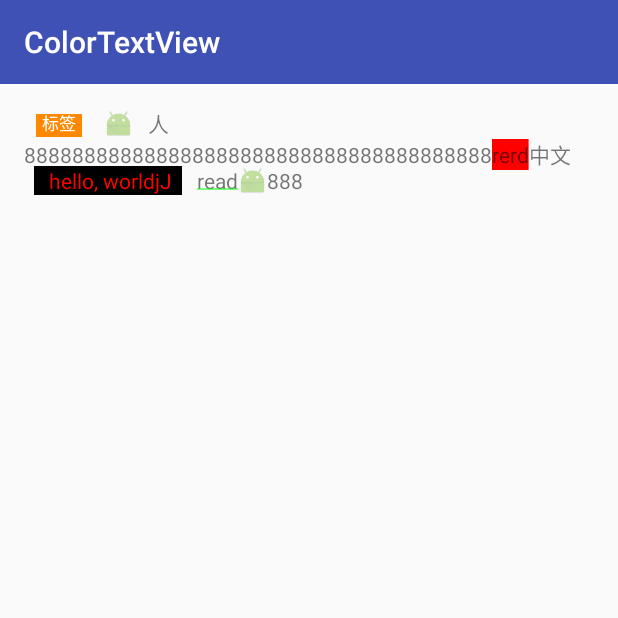
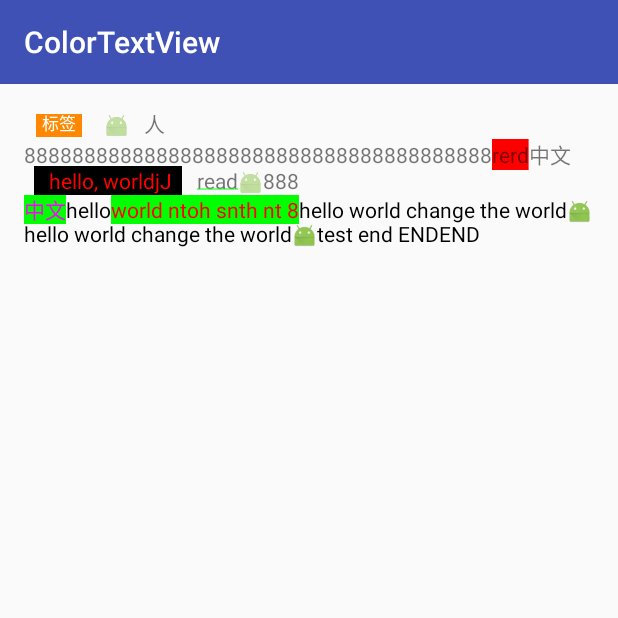
Before and after one commit to chujj/ColorTextView, an Android app: the screen it shows after launch (MainActivity), on a phone screen of 412 x 824 dp, the top half of it. Run offline under Robolectric (Android 15) with nearby library versions, the phone set to English and light mode, and no system bars; 4 statements that could not run were skipped.

Commit message:
add json support

```diff
--- a/app/build.gradle
+++ b/app/build.gradle
@@ -25,5 +25,6 @@ dependencies {
     testCompile 'junit:junit:4.12'
     compile 'com.android.support:appcompat-v7:23.1.1'
     compile 'com.android.support:design:23.1.1'
+    compile 'com.facebook.fresco:fresco:0.9.0'
     compile project(':colortextview')
 }
--- a/app/src/main/AndroidManifest.xml
+++ b/app/src/main/AndroidManifest.xml
@@ -2,6 +2,7 @@
 <manifest xmlns:android="http://schemas.android.com/apk/res/android"
     package="library.colortextview.example" >
 
+    <uses-permission android:name="android.permission.INTERNET"/>
     <application
         android:allowBackup="true"
         android:icon="@mipmap/ic_launcher"
--- /dev/null
+++ b/app/src/main/java/library/colortextview/example/FrescoBitmapFactory.java
@@ -0,0 +1,58 @@
+package library.colortextview.example;
+
+import android.graphics.Bitmap;
+import android.support.annotation.Nullable;
+
+import com.facebook.common.executors.CallerThreadExecutor;
+import com.facebook.common.references.CloseableReference;
+import com.facebook.datasource.DataSource;
+import com.facebook.drawee.backends.pipeline.Fresco;
+import com.facebook.imagepipeline.core.ImagePipeline;
+import com.facebook.imagepipeline.datasource.BaseBitmapDataSubscriber;
+import com.facebook.imagepipeline.image.CloseableImage;
+import com.facebook.imagepipeline.request.ImageRequest;
+
+import library.colortextview.view.JSONTextFormot;
+
+/**
+ * Created by zhujj on 16-1-16.
+ */
+public class FrescoBitmapFactory implements  JSONTextFormot.BitmapQueryFactory {
+
+    @Override
+    public JSONTextFormot.BitmapQuery create() {
+        return new MyBitmapQueier();
+    }
+
+
+    public class MyBitmapQueier extends JSONTextFormot.BitmapQuery {
+
+        @Override
+        public void start() {
+            ImagePipeline imagePipeline = Fresco.getImagePipeline();
+            DataSource<CloseableReference<CloseableImage>>
+                dataSource = imagePipeline.fetchDecodedImage(ImageRequest.fromUri(mUrl), this);
+
+            dataSource.subscribe(new BaseBitmapDataSubscriber() {
+
+                                     @Override
+                                     public void onNewResultImpl(@Nullable Bitmap bitmap) {
+                                         // You can use the bitmap in only limited ways
+                                         // No need to do any cleanup.
+
+                                         if (bitmap != null) {
+                                             Bitmap copy = Bitmap.createBitmap(bitmap);
+                                             MyBitmapQueier.this.onBitmapGet(bitmap);
+                                         }
+
+                                     }
+
+                                     @Override
+                                     public void onFailureImpl(DataSource dataSource) {
+                                         // No cleanup required here.
+                                     }
+                                 },
+                CallerThreadExecutor.getInstance());
+        }
+    }
+}
--- a/app/src/main/java/library/colortextview/example/MainActivity.java
+++ b/app/src/main/java/library/colortextview/example/MainActivity.java
@@ -5,22 +5,25 @@ import android.graphics.Canvas;
 import android.graphics.Paint;
 import android.graphics.drawable.Drawable;
 import android.os.Bundle;
-import android.support.design.widget.FloatingActionButton;
-import android.support.design.widget.Snackbar;
 import android.support.v7.app.AppCompatActivity;
 import android.support.v7.widget.Toolbar;
 import android.text.SpannableStringBuilder;
 import android.text.TextPaint;
 import android.text.style.BackgroundColorSpan;
-import android.text.style.ClickableSpan;
 import android.text.style.DynamicDrawableSpan;
-import android.view.View;
 import android.widget.TextView;
+
+import com.facebook.drawee.backends.pipeline.Fresco;
+
+import java.io.IOException;
+import java.io.InputStreamReader;
+import java.io.StringWriter;
 
 import library.colortextview.BoxModelSpanBuilder;
 import library.colortextview.FillHeightImageSpan;
 import library.colortextview.LabelSpan;
 import library.colortextview.SpanStr;
+import library.colortextview.view.ColorTextView;
 
 public class MainActivity extends AppCompatActivity {
     @Override
@@ -94,8 +97,30 @@ public class MainActivity extends AppCompatActivity {
 
         // init spans
         SpannableStringBuilder ssb = BoxModelSpanBuilder.build(strs);
+        ((TextView) this.findViewById(R.id.textview)).setText(ssb);
 
-            ((TextView) this.findViewById(R.id.textview)).setText(ssb);
+
+        Fresco.initialize(this);
+        ((ColorTextView) this.findViewById(R.id.colorTextView)).setColorText(new FrescoBitmapFactory(), readAssetString("str.json"), " ENDEND");
+    }
+
+    private String readAssetString(String filename) {
+        try {
+            InputStreamReader isr = new InputStreamReader(this.getResources().getAssets().open(filename));
+            StringWriter sw = new StringWriter();
+            char[] buff = new char[512];
+            int read = 0;
+            while((read = isr.read(buff, 0, 512)) > 0) {
+                sw.write(buff, 0, read);
+            }
+            isr.close();
+            return sw.toString();
+        } catch (IOException e) {
+            e.printStackTrace();
+        }
+
+
+        return "nothing";
     }
 
 }
--- a/app/src/main/res/layout/content_main.xml
+++ b/app/src/main/res/layout/content_main.xml
@@ -18,4 +18,13 @@
         android:text="Hello World!"
         android:layout_width="wrap_content"
         android:layout_height="wrap_content"/>
+
+    <library.colortextview.view.ColorTextView
+        android:id="@+id/colorTextView"
+        android:layout_width="wrap_content"
+        android:layout_height="wrap_content"
+        android:textColor="#000000"
+        android:text="hello"
+        android:layout_below="@+id/textview"/>
+
 </RelativeLayout>
--- a/colortextview/build.gradle
+++ b/colortextview/build.gradle
@@ -21,5 +21,6 @@ android {
 dependencies {
     compile fileTree(dir: 'libs', include: ['*.jar'])
     testCompile 'junit:junit:4.12'
+    compile 'com.google.code.gson:gson:2.5'
     compile 'com.android.support:appcompat-v7:23.1.1'
 }
--- a/colortextview/src/main/java/library/colortextview/FillHeightImageSpan.java
+++ b/colortextview/src/main/java/library/colortextview/FillHeightImageSpan.java
@@ -30,7 +30,7 @@ public class FillHeightImageSpan extends BoxModelSpan<FillHeightImageSpan> {
     @Override
     public int getSize(Paint paint, CharSequence text, int start, int end, Paint.FontMetricsInt fm) {
         Paint.FontMetricsInt fmi = paint.getFontMetricsInt();
-        int height = - fmi.top + fmi.bottom;
+        int height = - fmi.ascent + fmi.bottom;
         int width = (int) (1f * height / mBitmap.getHeight() * mBitmap.getWidth());
         mRect.set(0, 0, width, height);
         mRect.offset(mMargin.left, 0);
@@ -41,7 +41,7 @@ public class FillHeightImageSpan extends BoxModelSpan<FillHeightImageSpan> {
     @Override
     public void draw(Canvas canvas, CharSequence text, int start, int end, float x, int top, int y, int bottom, Paint paint) {
         canvas.save();
-        canvas.translate(x, y + paint.getFontMetricsInt().top);
+        canvas.translate(x, y + paint.getFontMetricsInt().ascent);
         canvas.drawBitmap(mBitmap, null, mRect, paint);
         canvas.restore();
     }
--- /dev/null
+++ b/colortextview/src/main/java/library/colortextview/view/ColorTextView.java
@@ -0,0 +1,40 @@
+package library.colortextview.view;
+
+import android.annotation.TargetApi;
+import android.content.Context;
+import android.os.Build;
+import android.util.AttributeSet;
+import android.widget.TextView;
+
+/**
+ * Created by zhujj on 16-1-16.
+ */
+public class ColorTextView extends TextView {
+
+    private JSONTextFormot mJSONTextFormot;
+
+    public ColorTextView(Context context) {
+        super(context);
+    }
+
+    public ColorTextView(Context context, AttributeSet attrs) {
+        super(context, attrs);
+    }
+
+    public ColorTextView(Context context, AttributeSet attrs, int defStyleAttr) {
+        super(context, attrs, defStyleAttr);
+    }
+
+    @TargetApi(Build.VERSION_CODES.LOLLIPOP)
+    public ColorTextView(Context context, AttributeSet attrs, int defStyleAttr, int defStyleRes) {
+        super(context, attrs, defStyleAttr, defStyleRes);
+    }
+
+
+    public void setColorText(JSONTextFormot.BitmapQueryFactory factory, String str, String appendText) {
+        if (mJSONTextFormot != null) {
+            mJSONTextFormot.stopAsync();
+        }
+        mJSONTextFormot = new JSONTextFormot(factory, this, str, appendText);
+    }
+}
--- /dev/null
+++ b/colortextview/src/main/java/library/colortextview/view/JSONTextFormot.java
@@ -0,0 +1,215 @@
+package library.colortextview.view;
+
+import android.graphics.Bitmap;
+import android.graphics.BitmapFactory;
+import android.os.Handler;
+import android.os.Looper;
+import android.text.TextUtils;
+import android.widget.TextView;
+
+import com.google.gson.Gson;
+import com.google.gson.reflect.TypeToken;
+
+import java.util.ArrayList;
+import java.util.HashMap;
+import java.util.List;
+
+import library.colortextview.BoxModelSpanBuilder;
+import library.colortextview.FillHeightImageSpan;
+import library.colortextview.LabelSpan;
+import library.colortextview.R;
+import library.colortextview.SpanStr;
+
+
+/**
+ * Created by zhujj on 16-1-16.
+ */
+public class JSONTextFormot {
+
+    private Holder mHolder;
+    public BitmapQueryFactory mBitmapQueryFactory;
+
+    public void stopAsync() {
+        mHolder.markStop();
+    }
+
+    public static interface BitmapQueryFactory {
+        public BitmapQuery create();
+    }
+
+    public static abstract class BitmapQuery {
+        protected String mUrl;
+        private Holder mHolder;
+        private BitmapQuery setHolder(Holder holder) {
+            mHolder = holder;
+            return this;
+        }
+        private BitmapQuery setUrl (String url) {
+            mUrl = url;
+            return this;
+        }
+
+        public abstract void start();
+
+
+        public void onBitmapGet(Bitmap bitmap) {
+            mHolder.setAsyncBitmap(mUrl, bitmap);
+        }
+
+    }
+
+    private final static String DefaltData = "";
+    private final Bitmap mDefaultBitmap;
+
+    private List<Font> mFontTree;
+
+    private class Holder implements  Runnable {
+        TextView tv;
+        Handler mHandler;
+        boolean finished;
+        boolean stop;
+        HashMap<String, Bitmap> map;
+
+        public Holder(String text, TextView aTv) {
+            finished = false;
+            stop = false;
+            tv = aTv;
+            map = new HashMap<>();
+            mHandler = new Handler(Looper.getMainLooper());
+        }
+
+        public void setFinish() {
+            finished = true;
+        }
+
+        public void setAsyncBitmap(String siu, Bitmap bitmap) {
+            if (bitmap == null) return;
+
+            if (stop) return;
+
+            map.put(siu, bitmap);
+            if (!finished) {
+                mHandler.postDelayed(this, 500);
+            } else {
+                refresh();
+            }
+        }
+
+        public void refresh() {
+            refreshTextView(this, tv, false);
+        }
+
+        @Override
+        public void run() {
+            if (stop) return;
+
+            if (!finished) {
+                mHandler.postDelayed(this, 500);
+            } else {
+                refresh();
+            }
+        }
+
+        public void setBitmap(String siu, Bitmap mDefaultBitmap) {
+            map.put(siu, mDefaultBitmap);
+        }
+
+        public Bitmap getBitmap(String url) {
+            return map.get(url);
+        }
+
+        public void markStop() {
+            stop = true;
+        }
+    }
+
+    public JSONTextFormot(BitmapQueryFactory factory, TextView viewById) {
+        this(factory, viewById, DefaltData);
+    }
+
+    public JSONTextFormot(BitmapQueryFactory factory, final TextView view, String json) {
+        this(factory, view, json, null);
+    }
+
+    public JSONTextFormot(BitmapQueryFactory factory, final TextView view, String json, String appendText) {
+        mBitmapQueryFactory = factory;
+        mDefaultBitmap = BitmapFactory.decodeResource(view.getContext().getResources(), R.drawable.ic_launcher);
+
+        String retval = null;
+        try {
+            mFontTree = new Gson().fromJson(json, new TypeToken<List<Font>>(){}.getType());
+            if (!TextUtils.isEmpty(appendText)) {
+                Font appendFont = new Font();
+                appendFont.type = Font.TEXT;
+                appendFont.message = appendText;
+                mFontTree.add(appendFont);
+            }
+
+        } catch (Exception e) {
+            retval = e.getMessage();
+            e.printStackTrace();
+        }
+
+        if (mFontTree == null) {
+            view.setText(retval);
+            return;
+        }
+
+
+        mHolder = new Holder(null, view);
+        refreshTextView(mHolder, view, true);
+        mHolder.setFinish();
+    }
+
+    private void refreshTextView(final Holder holder, TextView view, boolean fireBitmapReq) {
+        ArrayList<SpanStr> spans = new ArrayList<>();
+
+        // init span
+        for(Font font : mFontTree) {
+            if (font.type.equals(Font.TEXT)) {
+                String colorStr = font.color;
+                String bgStr = font.backgroundColor;
+
+                if (!TextUtils.isEmpty(colorStr) || !TextUtils.isEmpty(bgStr)) {
+                    LabelSpan unit = new LabelSpan(
+                        !TextUtils.isEmpty(colorStr), (Integer.parseInt(colorStr, 16) + 0xff000000),
+                        !TextUtils.isEmpty(bgStr) , (Integer.parseInt(bgStr, 16) + 0xff000000));
+
+                    spans.add(new SpanStr(font.message, unit));
+                } else {
+                    spans.add(new SpanStr(font.message, null));
+                }
+            } else if (font.type.equals(Font.IMG)){
+                Bitmap bitmap = (fireBitmapReq ? mDefaultBitmap : ((holder.getBitmap(font.url) != null) ? holder.getBitmap(font.url) : mDefaultBitmap));
+
+                spans.add(new SpanStr("img", new FillHeightImageSpan(bitmap)));
+
+                final String url = font.url;
+                if (fireBitmapReq) {
+                    mBitmapQueryFactory.create().setUrl(url).setHolder(holder).start();
+                }
+            } else {
+
+            }
+        }
+
+        SpanStr[] sss = new SpanStr[spans.size()];
+        spans.toArray(sss);
+
+        // set it
+        view.setText(new BoxModelSpanBuilder().build(sss));
+    }
+
+    public static class Font {
+        public final static String TEXT = "text";
+        public final static String IMG = "image";
+        public String type;
+
+        // text
+        public String message;
+        public String color;
+        public String backgroundColor;
+        // image
+        public String url;
+    }
+}
```
Also changed, not shown: app/src/main/assets/str.json (added, +42 -0 lines), colortextview/src/main/java/library/colortextview/utils/FrescoBitmapFactory.java (added, +58 -0 lines), 2 other files.
